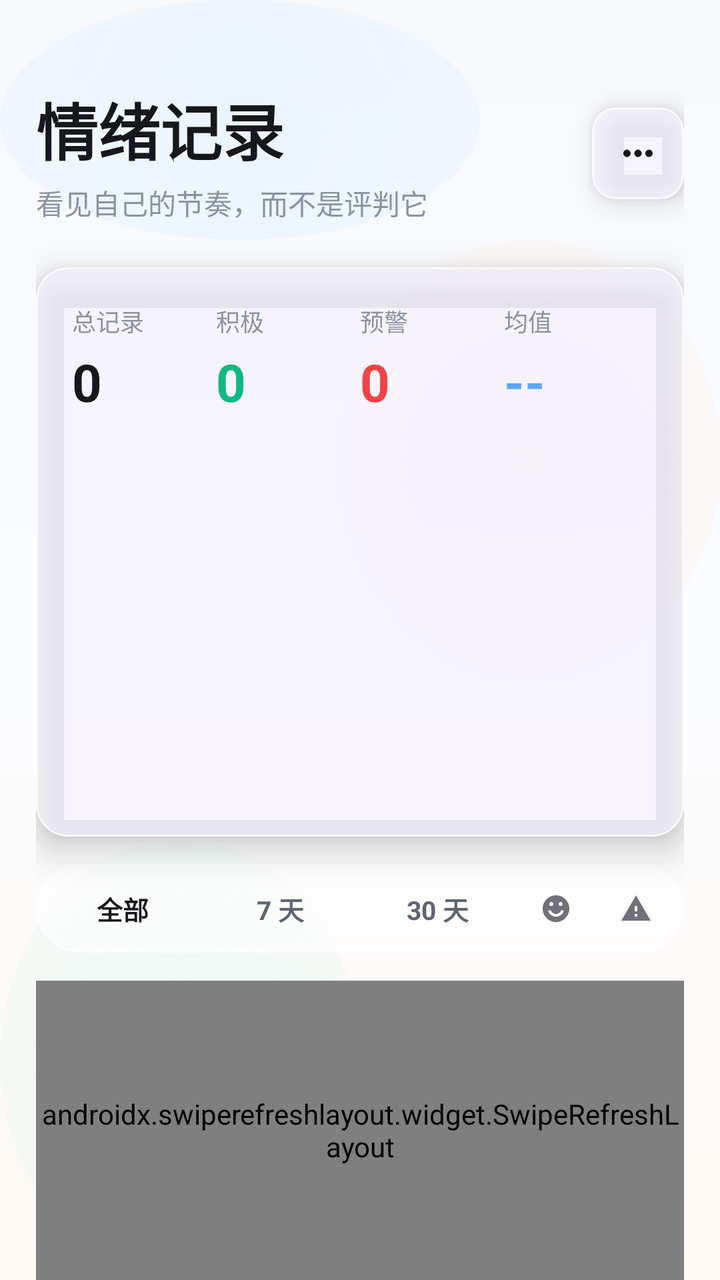
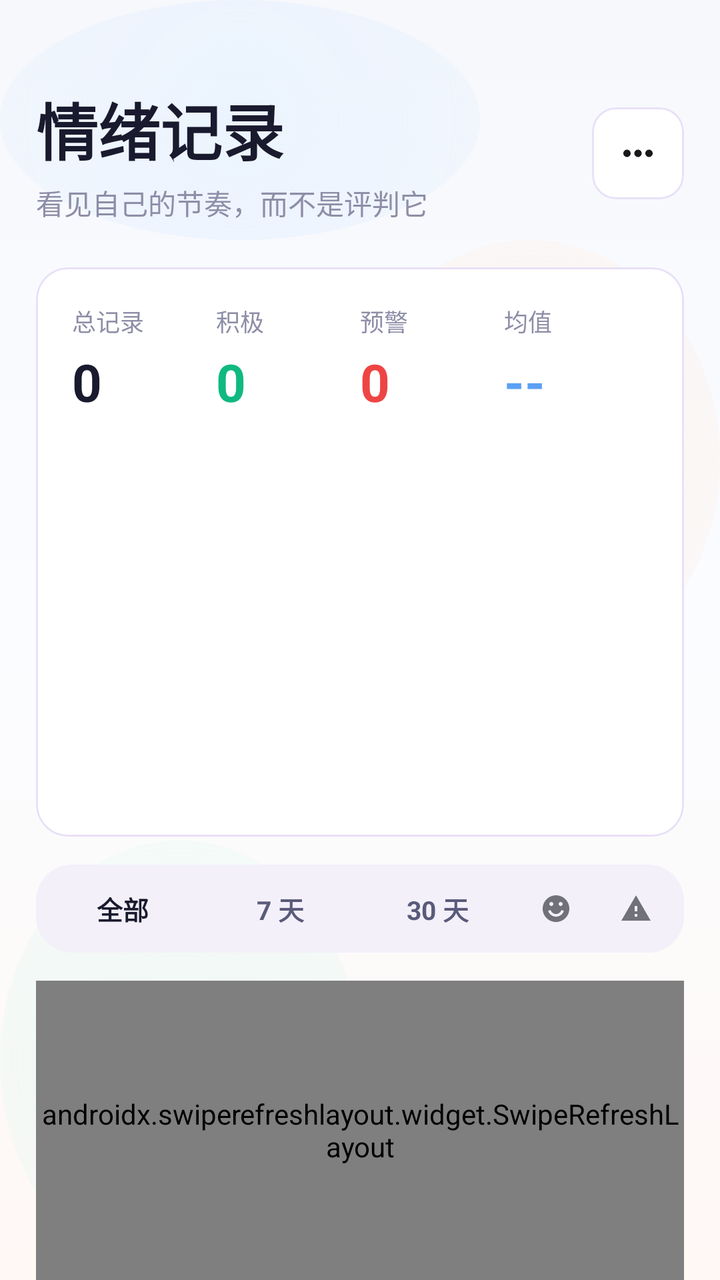

Two renders of the same Android screen: before a commit and after it. Below are the layout's source before the change and the commit's diff.
<!-- AndroidManifest.xml: application theme Theme.EmoScope -->
<!-- res/layout/fragment_history.xml -->
<?xml version="1.0" encoding="utf-8"?>
<LinearLayout xmlns:android="http://schemas.android.com/apk/res/android"
    xmlns:app="http://schemas.android.com/apk/res-auto"
    android:layout_width="match_parent"
    android:layout_height="match_parent"
    android:background="@drawable/bg_liquid_canvas"
    android:orientation="vertical"
    android:paddingStart="18dp"
    android:paddingTop="42dp"
    android:paddingEnd="18dp">

    <LinearLayout
        android:layout_width="match_parent"
        android:layout_height="wrap_content"
        android:gravity="center_vertical"
        android:orientation="horizontal">

        <LinearLayout
            android:layout_width="0dp"
            android:layout_height="wrap_content"
            android:layout_weight="1"
            android:orientation="vertical">

            <TextView
                android:layout_width="wrap_content"
                android:layout_height="wrap_content"
                android:text="情绪记录"
                android:textColor="@color/glass_ink"
                android:textSize="31sp"
                android:textStyle="bold" />

            <TextView
                android:layout_width="wrap_content"
                android:layout_height="wrap_content"
                android:layout_marginTop="4dp"
                android:text="看见自己的节奏，而不是评判它"
                android:textColor="@color/glass_ink_muted"
                android:textSize="14sp" />
        </LinearLayout>

        <com.google.android.material.card.MaterialCardView
            android:id="@+id/btnHistoryMore"
            android:layout_width="46dp"
            android:layout_height="46dp"
            android:clickable="true"
            android:contentDescription="更多"
            android:focusable="true"
            app:cardBackgroundColor="@color/glass_panel"
            app:cardElevation="8dp"
            app:shapeAppearance="?attr/shapeAppearanceMediumComponent"
            app:strokeColor="@color/glass_stroke"
            app:strokeWidth="1dp">

            <ImageView
                android:layout_width="match_parent"
                android:layout_height="match_parent"
                android:contentDescription="更多"
                android:padding="12dp"
                android:src="@drawable/ic_more" />
        </com.google.android.material.card.MaterialCardView>
    </LinearLayout>

    <com.google.android.material.card.MaterialCardView
        android:layout_width="match_parent"
        android:layout_height="wrap_content"
        android:layout_marginTop="22dp"
        app:cardBackgroundColor="@color/glass_panel"
        app:cardElevation="10dp"
        app:shapeAppearance="?attr/shapeAppearanceLargeComponent"
        app:strokeColor="@color/glass_stroke"
        app:strokeWidth="1dp">

        <LinearLayout
            android:layout_width="match_parent"
            android:layout_height="wrap_content"
            android:orientation="vertical"
            android:padding="18dp">

            <LinearLayout
                android:layout_width="match_parent"
                android:layout_height="wrap_content"
                android:baselineAligned="false"
                android:orientation="horizontal">

                <LinearLayout
                    android:layout_width="0dp"
                    android:layout_height="wrap_content"
                    android:layout_weight="1"
                    android:orientation="vertical">

                    <TextView
                        android:layout_width="wrap_content"
                        android:layout_height="wrap_content"
                        android:text="总记录"
                        android:textColor="@color/glass_ink_muted"
                        android:textSize="12sp" />

                    <TextView
                        android:id="@+id/tvStatTotal"
                        android:layout_width="wrap_content"
                        android:layout_height="wrap_content"
                        android:layout_marginTop="4dp"
                        android:text="0"
                        android:textColor="@color/glass_ink"
                        android:textSize="26sp"
                        android:textStyle="bold" />
                </LinearLayout>

                <LinearLayout
                    android:layout_width="0dp"
                    android:layout_height="wrap_content"
                    android:layout_weight="1"
                    android:orientation="vertical">

                    <TextView
                        android:layout_width="wrap_content"
                        android:layout_height="wrap_content"
                        android:text="积极"
                        android:textColor="@color/glass_ink_muted"
                        android:textSize="12sp" />

                    <TextView
                        android:id="@+id/tvStatPos"
                        android:layout_width="wrap_content"
                        android:layout_height="wrap_content"
                        android:layout_marginTop="4dp"
                        android:text="0"
                        android:textColor="@color/positive_green"
                        android:textSize="26sp"
                        android:textStyle="bold" />
                </LinearLayout>

                <LinearLayout
                    android:layout_width="0dp"
                    android:layout_height="wrap_content"
                    android:layout_weight="1"
                    android:orientation="vertical">

                    <TextView
                        android:layout_width="wrap_content"
                        android:layout_height="wrap_content"
                        android:text="预警"
                        android:textColor="@color/glass_ink_muted"
                        android:textSize="12sp" />

                    <TextView
                        android:id="@+id/tvStatNeg"
                        android:layout_width="wrap_content"
                        android:layout_height="wrap_content"
                        android:layout_marginTop="4dp"
                        android:text="0"
                        android:textColor="@color/danger_red"
                        android:textSize="26sp"
                        android:textStyle="bold" />
                </LinearLayout>

                <LinearLayout
                    android:layout_width="0dp"
                    android:layout_height="wrap_content"
                    android:layout_weight="1"
                    android:orientation="vertical">

                    <TextView
                        android:layout_width="wrap_content"
                        android:layout_height="wrap_content"
                        android:text="均值"
                        android:textColor="@color/glass_ink_muted"
                        android:textSize="12sp" />

                    <TextView
                        android:id="@+id/tvStatAvg"
                        android:layout_width="wrap_content"
                        android:layout_height="wrap_content"
                        android:layout_marginTop="4dp"
                        android:text="--"
                        android:textColor="@color/glass_blue"
                        android:textSize="26sp"
                        android:textStyle="bold" />
                </LinearLayout>
            </LinearLayout>

            <FrameLayout
                android:id="@+id/chartContainer"
                android:layout_width="match_parent"
                android:layout_height="176dp"
                android:layout_marginTop="16dp" />
        </LinearLayout>
    </com.google.android.material.card.MaterialCardView>

    <LinearLayout
        android:layout_width="match_parent"
        android:layout_height="44dp"
        android:layout_marginTop="14dp"
        android:background="@drawable/bg_glass_chip"
        android:gravity="center_vertical"
        android:orientation="horizontal"
        android:padding="4dp">

        <TextView
            android:id="@+id/filterAll"
            android:layout_width="0dp"
            android:layout_height="match_parent"
            android:layout_weight="1"
            android:gravity="center"
            android:text="全部"
            android:textColor="@color/glass_ink"
            android:textSize="13sp"
            android:textStyle="bold" />

        <TextView
            android:id="@+id/filterWeek"
            android:layout_width="0dp"
            android:layout_height="match_parent"
            android:layout_weight="1"
            android:gravity="center"
            android:text="7 天"
            android:textColor="@color/glass_ink_soft"
            android:textSize="13sp"
            android:textStyle="bold" />

        <TextView
            android:id="@+id/filterMonth"
            android:layout_width="0dp"
            android:layout_height="match_parent"
            android:layout_weight="1"
            android:gravity="center"
            android:text="30 天"
            android:textColor="@color/glass_ink_soft"
            android:textSize="13sp"
            android:textStyle="bold" />

        <ImageView
            android:id="@+id/filterPositive"
            android:layout_width="40dp"
            android:layout_height="match_parent"
            android:contentDescription="积极记录"
            android:padding="10dp"
            android:src="@drawable/ic_filter_positive" />

        <ImageView
            android:id="@+id/filterWarning"
            android:layout_width="40dp"
            android:layout_height="match_parent"
            android:contentDescription="预警记录"
            android:padding="10dp"
            android:src="@drawable/ic_filter_warning" />
    </LinearLayout>

    <androidx.swiperefreshlayout.widget.SwipeRefreshLayout
        android:id="@+id/swipeHistory"
        android:layout_width="match_parent"
        android:layout_height="0dp"
        android:layout_marginTop="14dp"
        android:layout_weight="1">

        <FrameLayout
            android:layout_width="match_parent"
            android:layout_height="match_parent">

            <androidx.recyclerview.widget.RecyclerView
                android:id="@+id/rvHistory"
                android:layout_width="match_parent"
                android:layout_height="match_parent"
                android:clipToPadding="false"
                android:paddingBottom="48dp" />

            <TextView
                android:id="@+id/tvHistoryEmpty"
                android:layout_width="match_parent"
                android:layout_height="wrap_content"
                android:layout_gravity="center"
                android:gravity="center"
                android:lineSpacingExtra="4dp"
                android:text="还没有记录。\n第一次记录会从这里开始。"
                android:textColor="@color/glass_ink_muted"
                android:textSize="15sp"
                android:visibility="gone" />
        </FrameLayout>
    </androidx.swiperefreshlayout.widget.SwipeRefreshLayout>
</LinearLayout>
<!-- resources referenced by this layout -->
<resources>
  <color name="danger_red">#EF4444</color>
  <color name="glass_blue">#5AA7FF</color>
  <color name="glass_ink">#17181C</color>
  <color name="glass_ink_muted">#8B93A3</color>
  <color name="glass_ink_soft">#5D6472</color>
  <color name="glass_panel">#CCFFFFFF</color>
  <color name="glass_stroke">#B8FFFFFF</color>
  <color name="positive_green">#10B981</color>
  <!-- drawable bg_glass_chip (drawable) -->
  <?xml version="1.0" encoding="utf-8"?>
  <shape xmlns:android="http://schemas.android.com/apk/res/android">
      <solid android:color="@color/glass_panel_soft" />
      <stroke android:width="1dp" android:color="@color/glass_stroke" />
      <corners android:radius="22dp" />
  </shape>
  <style name="Theme.EmoScope" parent="Base.Theme.EmoScope" />
  <color name="glass_panel_soft">#99FFFFFF</color>
  <color name="glass_canvas">#F7F9FC</color>
  <color name="glass_canvas_warm">#FFF8F3</color>
  <color name="md_theme_light_primary">#B794F4</color>
  <color name="md_theme_light_onPrimary">#FFFFFF</color>
  <color name="md_theme_light_primaryContainer">#F3F0FF</color>
  <color name="md_theme_light_onPrimaryContainer">#5B21B6</color>
  <color name="md_theme_light_secondary">#64748B</color>
  <color name="md_theme_light_onSecondary">#FFFFFF</color>
  <color name="md_theme_light_secondaryContainer">#F1F5F9</color>
  <color name="md_theme_light_onSecondaryContainer">#334155</color>
  <color name="md_theme_light_tertiary">#0EA5E9</color>
  <color name="md_theme_light_onTertiary">#FFFFFF</color>
  <color name="md_theme_light_tertiaryContainer">#E0F2FE</color>
  <color name="md_theme_light_onTertiaryContainer">#0C4A6E</color>
  <color name="md_theme_light_error">#EF4444</color>
  <color name="md_theme_light_onError">#FFFFFF</color>
  <color name="md_theme_light_errorContainer">#FEE2E2</color>
  <color name="md_theme_light_onErrorContainer">#991B1B</color>
  <color name="md_theme_light_background">#FAFAFA</color>
  <color name="md_theme_light_onBackground">#18181B</color>
  <color name="md_theme_light_surface">#FFFFFF</color>
  <color name="md_theme_light_onSurface">#18181B</color>
  <color name="md_theme_light_surfaceVariant">#F4F4F5</color>
  <color name="md_theme_light_onSurfaceVariant">#71717A</color>
  <color name="md_theme_light_surfaceContainerLowest">#FFFFFF</color>
  <color name="md_theme_light_surfaceContainerLow">#F8F8FA</color>
  <color name="md_theme_light_surfaceContainer">#F4F4F5</color>
  <color name="md_theme_light_surfaceContainerHigh">#EEEEF0</color>
  <color name="md_theme_light_surfaceContainerHighest">#E8E8EB</color>
  <color name="md_theme_light_outline">#D4D4D8</color>
  <color name="md_theme_light_outlineVariant">#E4E4E7</color>
  <color name="md_theme_light_inverseSurface">#18181B</color>
  <color name="md_theme_light_inverseOnSurface">#FAFAFA</color>
  <color name="md_theme_light_inversePrimary">#C4B5FD</color>
  <style name="ShapeAppearance.EmoScope.Small" parent="ShapeAppearance.Material3.SmallComponent">
          <item name="cornerFamily">rounded</item>
          <item name="cornerSize">8dp</item>
      </style>
  <style name="ShapeAppearance.EmoScope.Medium" parent="ShapeAppearance.Material3.MediumComponent">
          <item name="cornerFamily">rounded</item>
          <item name="cornerSize">12dp</item>
      </style>
  <style name="ShapeAppearance.EmoScope.Large" parent="ShapeAppearance.Material3.LargeComponent">
          <item name="cornerFamily">rounded</item>
          <item name="cornerSize">16dp</item>
      </style>
  <style name="Widget.EmoScope.BottomNav" parent="Widget.Material3.BottomNavigationView">
          <item name="materialThemeOverlay">@style/ThemeOverlay.EmoScope.BottomNav</item>
      </style>
  <style name="ThemeOverlay.EmoScope.BottomNav" parent="">
          <item name="colorSurface">@color/md_theme_light_surface</item>
          <item name="android:elevation">0dp</item>
      </style>
  <!-- unchanged entries left out for length: 5 -->
</resources>

<!-- the commit's change to res/layout/fragment_history.xml (unified diff, before → after) -->
@@ -46,7 +46,7 @@
             android:contentDescription="更多"
             android:focusable="true"
             app:cardBackgroundColor="@color/glass_panel"
-            app:cardElevation="8dp"
+            app:cardElevation="0dp"
             app:shapeAppearance="?attr/shapeAppearanceMediumComponent"
             app:strokeColor="@color/glass_stroke"
             app:strokeWidth="1dp">
@@ -65,7 +65,7 @@
         android:layout_height="wrap_content"
         android:layout_marginTop="22dp"
         app:cardBackgroundColor="@color/glass_panel"
-        app:cardElevation="10dp"
+        app:cardElevation="0dp"
         app:shapeAppearance="?attr/shapeAppearanceLargeComponent"
         app:strokeColor="@color/glass_stroke"
         app:strokeWidth="1dp">
<!-- resource entries referenced after the edit -->
@@ -1,24 +1,23 @@
 <!-- resources referenced by this layout -->
 <resources>
   <color name="danger_red">#EF4444</color>
-  <color name="glass_blue">#5AA7FF</color>
-  <color name="glass_ink">#17181C</color>
-  <color name="glass_ink_muted">#8B93A3</color>
-  <color name="glass_ink_soft">#5D6472</color>
-  <color name="glass_panel">#CCFFFFFF</color>
-  <color name="glass_stroke">#B8FFFFFF</color>
+  <color name="glass_blue">#5BA0F5</color>
+  <color name="glass_ink">#1A1A2E</color>
+  <color name="glass_ink_muted">#8E8EA8</color>
+  <color name="glass_ink_soft">#5A5A7A</color>
+  <color name="glass_panel">#FFFFFF</color>
+  <color name="glass_stroke">#E8E0F8</color>
   <color name="positive_green">#10B981</color>
   <!-- drawable bg_glass_chip (drawable) -->
   <?xml version="1.0" encoding="utf-8"?>
   <shape xmlns:android="http://schemas.android.com/apk/res/android">
-      <solid android:color="@color/glass_panel_soft" />
-      <stroke android:width="1dp" android:color="@color/glass_stroke" />
-      <corners android:radius="22dp" />
+      <solid android:color="@color/glass_chip_bg" />
+      <corners android:radius="18dp" />
   </shape>
   <style name="Theme.EmoScope" parent="Base.Theme.EmoScope" />
-  <color name="glass_panel_soft">#99FFFFFF</color>
-  <color name="glass_canvas">#F7F9FC</color>
-  <color name="glass_canvas_warm">#FFF8F3</color>
+  <color name="glass_chip_bg">#F3F0FA</color>
+  <color name="glass_canvas">#F7F8FC</color>
+  <color name="glass_canvas_warm">#FFF8F5</color>
   <color name="md_theme_light_primary">#B794F4</color>
   <color name="md_theme_light_onPrimary">#FFFFFF</color>
   <color name="md_theme_light_primaryContainer">#F3F0FF</color>
